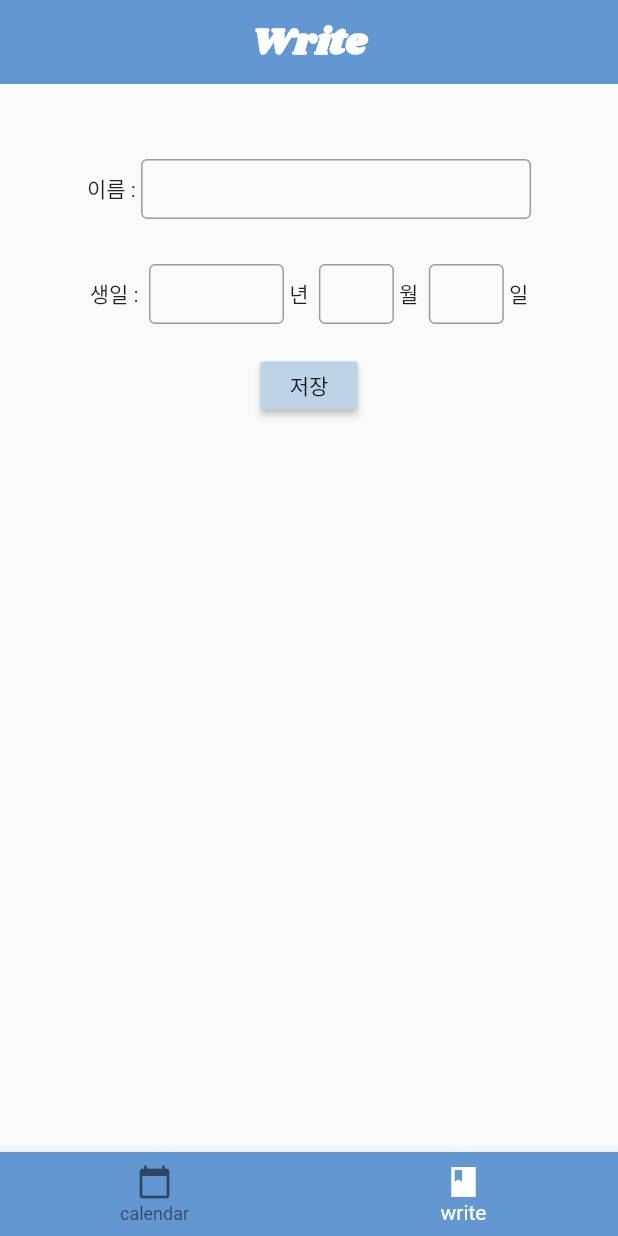
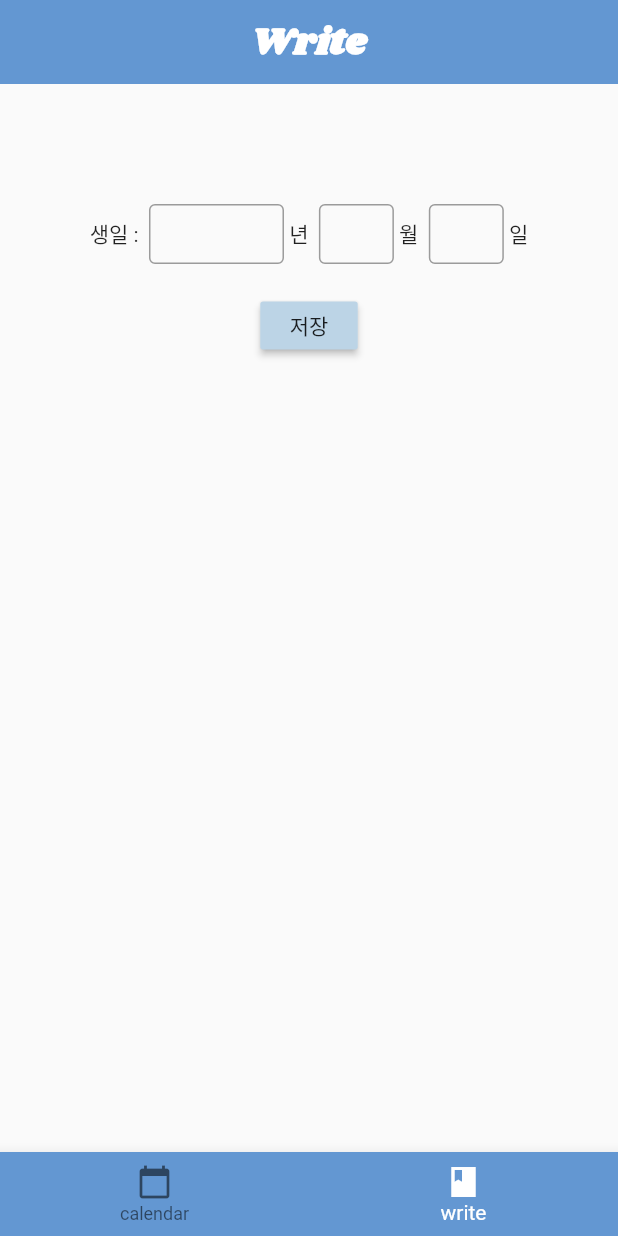
Before and after one commit to jwjin95/SW_project, a Flutter app: the screen it shows after launch, item 2 of the bottom bar chosen, on a phone screen of 412 x 824 dp. Run offline on Flutter 3.47's test engine with Material 2 defaults, Android fonts, the phone set to English and light mode, and no system bars; our stand-ins replace flutter_calendar_carousel, google_fonts, shared_preferences.

Commit message:
feat: edit main

```diff
--- a/lib/main.dart
+++ b/lib/main.dart
@@ -45,7 +45,7 @@ class _MyStatefulWidgetState extends State<MyStatefulWidget> {
     ),
   ];
 
-  List _pages = [_calendar(), _mypage()];
+  List _pages = [_calendar(), _write()];
 
   void _onItemTapped(int index) {
     setState(() {
@@ -100,125 +100,12 @@ class _calendarState extends State<_calendar>{
   }
 }
 
-// class _settings extends StatefulWidget{
-//   @override
-//   _settingsState createState() => _settingsState();
-// }
-//
-// class _settingsState extends State<_settings>{
-//   SharedPreferences _prefs;
-//   String _friendName = 'friendiary';
-//   String _selectedTime = '';
-//
-//   @override
-//   final controlFriendName = TextEditingController();
-//   final controlSelectedTime = TextEditingController();
-//
-//   @override
-//   void initState() {
-//     super.initState();
-//     _loadValue();
-//   }
-//
-//   _loadValue() async {
-//     _prefs = await SharedPreferences.getInstance();
-//     setState(() {
-//       controlFriendName.text = _prefs.getString('friendName') ?? 'friendiary';
-//       controlSelectedTime.text = (_prefs.getString('selectedTime') ?? ' ');
-//
-//     });
-//   }
-//
-//   Widget build(BuildContext context){
-//     return Container(
-//       child: Column(
-//         crossAxisAlignment: CrossAxisAlignment.center,
-//         mainAxisAlignment: MainAxisAlignment.start,
-//         children: [
-//           SizedBox(height: 50,),
-//           Row( //name
-//             crossAxisAlignment: CrossAxisAlignment.center,
-//             mainAxisAlignment: MainAxisAlignment.center,
-//             children: <Widget> [
-//               Text('이름 : ',),
-//               SizedBox(width : 260, height: 40, child : TextField(
-//                 controller: controlFriendName,
-//                 decoration: InputDecoration(
-//                   contentPadding: EdgeInsets.symmetric(vertical:5.0, horizontal: 10.0),
-//                   border: OutlineInputBorder(),
-//                 ),
-//               ),
-//               ),],
-//           ),
-//           SizedBox(height: 30,),
-//           Column(children: [
-//             Row( //birth
-//               crossAxisAlignment: CrossAxisAlignment.center,
-//               mainAxisAlignment: MainAxisAlignment.center,
-//               children: <Widget> [
-//                 Text('알림 시각 :  '),
-//                 SizedBox(width : 90, height: 40, child : TextFormField(
-//                   textAlign: TextAlign.center,
-//                   controller: controlSelectedTime,
-//                   decoration: InputDecoration(
-//                     contentPadding: EdgeInsets.all(5.0),
-//                     border: OutlineInputBorder(),
-//                   ),
-//                 ),
-//                 ),
-//                 SizedBox(width: 15,),
-//                 SizedBox(
-//                   height : 32,
-//                   child : RaisedButton(
-//                     onPressed: () {
-//                       Future<TimeOfDay> selectedTime = showTimePicker(
-//                         initialTime: TimeOfDay.now(),
-//                         context: context,
-//                       );
-//
-//                       selectedTime.then((timeOfDay) {
-//                         setState(() {
-//                           _selectedTime = '${timeOfDay.hour}:${timeOfDay.minute}';
-//                           controlSelectedTime.text = '$_selectedTime';
-//                         });
-//                       });
-//                     },
-//                     child: Text('시간 선택'),
-//                     color: Color(0xFFD6E2E9),
-//
-//                 ),
-//                 ),
-//               ],
-//             ),
-//           ]),
-//           SizedBox(height: 25,),
-//           SizedBox(
-//             width : 65,
-//             height : 32,
-//             child : RaisedButton(
-//               onPressed: () {
-//                 _friendName = controlFriendName.text;
-//                 _selectedTime = controlSelectedTime.text;
-//                 _prefs.setString('friendName', _friendName);
-//                 _prefs.setString('selectedTime', _selectedTime);
-//                 showAlertDialog(context);
-//               },
-//               child: Text('저장',),
-//               color: Color(0xFFBCD4E6),
-//             ),),
-//           SizedBox(height: 30,),
-//         ],
-//       ),
-//     );
-//   }
-// }
-
-class _mypage extends StatefulWidget{
+class _write extends StatefulWidget{
   @override
-  _mypageState createState() => _mypageState();
+  _writeState createState() => _writeState();
 }
 
-class _mypageState extends State<_mypage>{
+class _writeState extends State<_write>{
 
   SharedPreferences _prefs;
   String _name = '';
@@ -255,20 +142,7 @@ class _mypageState extends State<_mypage>{
         mainAxisAlignment: MainAxisAlignment.start,
         children: [
           SizedBox(height: 50,),
-          Row( //name
-            crossAxisAlignment: CrossAxisAlignment.center,
-            mainAxisAlignment: MainAxisAlignment.center,
-            children: <Widget> [
-              Text('이름 : '),
-              SizedBox(width : 260, height: 40, child : TextField(
-                controller: controlName,
-                decoration: InputDecoration(
-                  contentPadding: EdgeInsets.symmetric(vertical:5.0, horizontal: 10.0),
-                  border: OutlineInputBorder(),
-                ),
-              ),
-              ),],
-          ),
+
           SizedBox(height: 30,),
           Column(children: [
             Row( //birth
```
